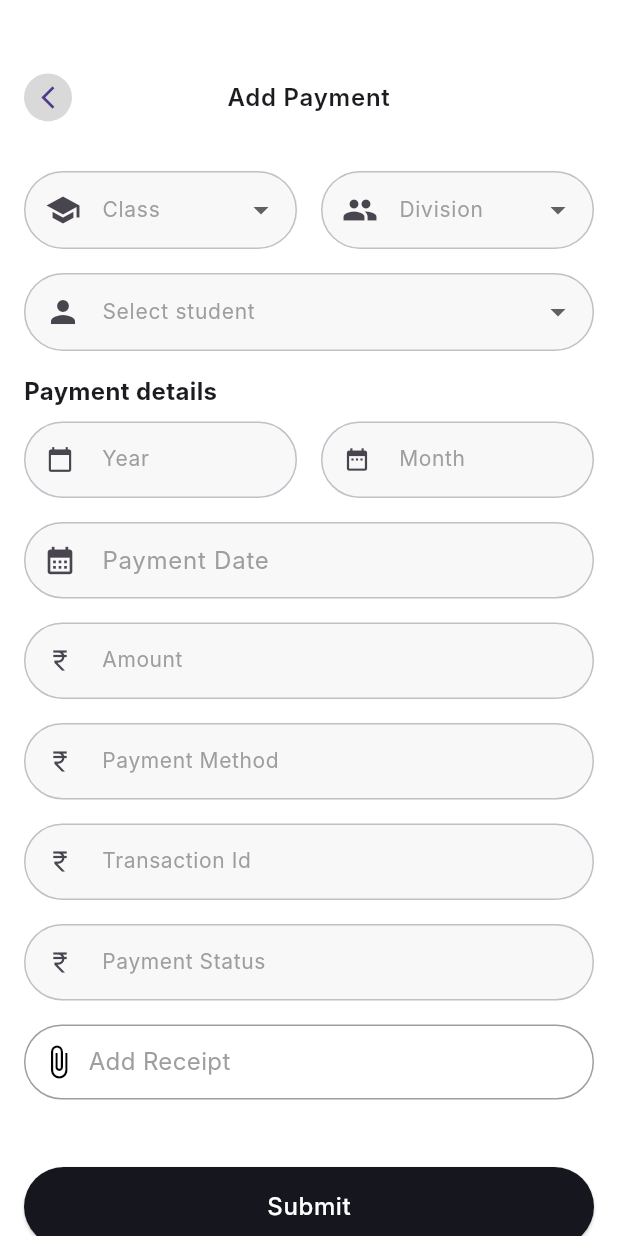
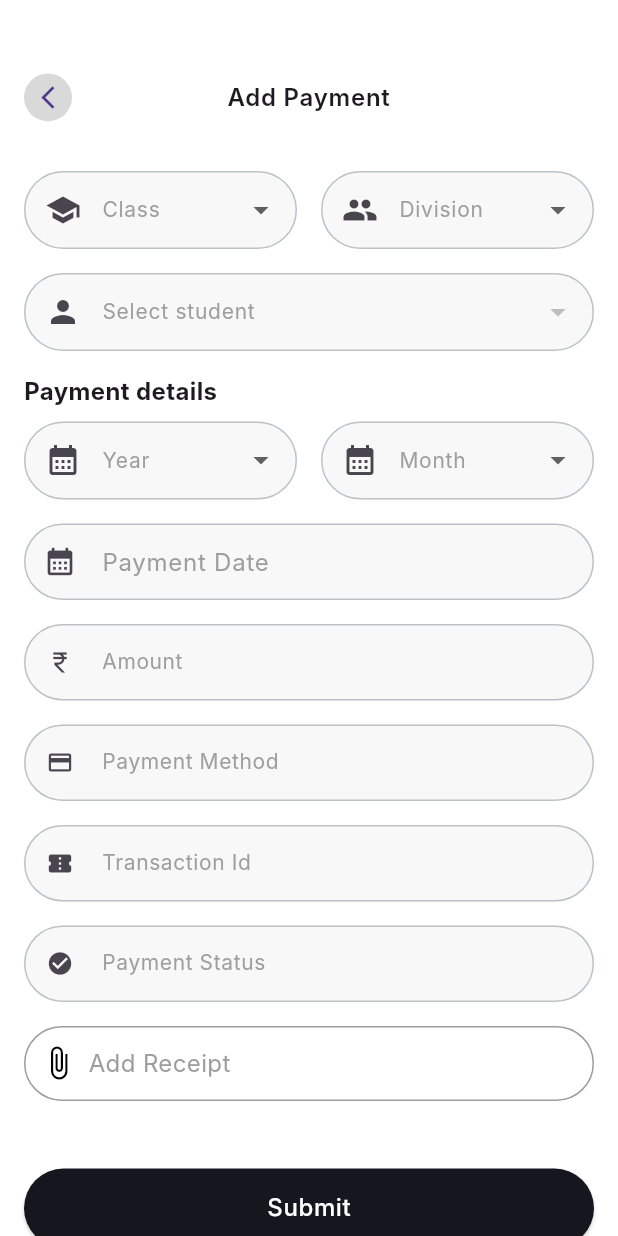
Before and after one commit to altezzai/acadobs, a Flutter app: the PaymentsHomeScreen screen opened directly, after a tap on "Add Payment", on a phone screen of 412 x 824 dp. Run offline on Flutter 3.47's test engine with Material 3 defaults, Android fonts, the phone set to English and light mode, and no system bars; our stand-ins replace dio, file_picker, flutter_rating_bar, go_router, pie_chart; network calls fail; Roboto replaces fonts that are missing (Inter).

Commit message:
payment api continuation

```diff
--- a/lib/base/providers/providers.dart
+++ b/lib/base/providers/providers.dart
@@ -1,4 +1,5 @@
 import 'package:provider/provider.dart';
+import 'package:school_app/base/controller/student_id_controller.dart';
 import 'package:school_app/core/controller/loading_provider.dart';
 import 'package:school_app/core/navbar/controller/bottom_nav_controller.dart';
 import 'package:school_app/features/admin/notices/controller/notice_controller.dart';
@@ -18,5 +19,6 @@ getProviders() {
     ChangeNotifierProvider(create: (_) => NoticeController()),
     ChangeNotifierProvider(create: (_) => LoadingProvider()),
     ChangeNotifierProvider(create: (_) => PaymentController()),
+    ChangeNotifierProvider(create: (_) => StudentIdController()),
   ];
 }
--- a/lib/base/routes/app_route_config.dart
+++ b/lib/base/routes/app_route_config.dart
@@ -6,8 +6,8 @@ import 'package:school_app/features/admin/payments/screens/add_donation.dart';
 import 'package:school_app/features/admin/notices/screens/add_event.dart';
 import 'package:school_app/features/admin/notices/screens/add_notice.dart';
 import 'package:school_app/features/admin/payments/screens/add_payment.dart';
-import 'package:school_app/core/authentication/login.dart';
-import 'package:school_app/core/authentication/splashscreen.dart';
+import 'package:school_app/core/authentication/screens/login.dart';
+import 'package:school_app/core/authentication/screens/splashscreen.dart';
 import 'package:school_app/features/admin/student/screens/addhomwork.dart';
 import 'package:school_app/features/admin/student/screens/newstudent.dart';
 import 'package:school_app/features/admin/student/screens/studentdetails.dart';
--- a/lib/base/services/api_services.dart
+++ b/lib/base/services/api_services.dart
@@ -26,7 +26,8 @@ class ApiServices {
   }
 
   // POST request with dynamic data type (JSON or FormData)
-  static Future<Response> post(String endpoint, dynamic data, {bool isFormData = false}) async {
+  static Future<Response> post(String endpoint, dynamic data,
+      {bool isFormData = false}) async {
     try {
       dynamic requestData = isFormData && data is Map<String, dynamic>
           ? FormData.fromMap(data)
@@ -40,7 +41,8 @@ class ApiServices {
   }
 
   // PUT request with dynamic data type (JSON or FormData)
-  static Future<Response> put(String endpoint, dynamic data, {bool isFormData = false}) async {
+  static Future<Response> put(String endpoint, dynamic data,
+      {bool isFormData = false}) async {
     try {
       dynamic requestData = isFormData && data is Map<String, dynamic>
           ? FormData.fromMap(data)
--- a/lib/core/authentication/login.dart
+++ /dev/null
@@ -1,115 +0,0 @@
-import 'package:flutter/material.dart';
-import 'package:go_router/go_router.dart';
-import 'package:school_app/core/shared_widgets/custom_button.dart';
-import 'package:school_app/core/shared_widgets/custom_textfield.dart';
-import 'package:school_app/core/navbar/screen/bottom_nav.dart';
-import 'package:school_app/base/routes/app_route_const.dart';
-// import 'package:school_app/teacher/home/homescreen.dart';
-
-class LoginPage extends StatefulWidget {
-  @override
-  _LoginPageState createState() => _LoginPageState();
-}
-
-class _LoginPageState extends State<LoginPage> {
-  String _username = '';
-  String _password = '';
-
-  // Function to handle login action
-  void _login(BuildContext context) {
-    if (_username == 'ajay' && _password == '1234') {
-      context.pushReplacementNamed(AppRouteConst.bottomNavRouteName,
-          extra: UserType.admin);
-    } else if (_username == 'soorya' && _password == '1234') {
-      context.pushReplacementNamed(AppRouteConst.bottomNavRouteName,
-          extra: UserType.teacher);
-    } else if (_username == 'manu' && _password == '1234') {
-      // Navigate to ParentHomeScreen for parent login
-      context.pushReplacementNamed(
-        AppRouteConst.ParentHomeRouteName,
-      );
-    } else {
-      ScaffoldMessenger.of(context).showSnackBar(
-        SnackBar(content: Text('Invalid username or password')),
-      );
-    }
-  }
-
-  @override
-  Widget build(BuildContext context) {
-    return GestureDetector(
-      onTap: () => FocusScope.of(context).unfocus(),
-      child: Scaffold(
-        backgroundColor: Colors.white,
-        body: SingleChildScrollView(
-          child: Center(
-            child: Padding(
-              padding: const EdgeInsets.symmetric(horizontal: 20),
-              child: Column(
-                crossAxisAlignment: CrossAxisAlignment.start,
-                children: [
-                  SizedBox(height: 270),
-                  Text('Login',
-                      style: Theme.of(context).textTheme.headlineLarge),
-                  Text(
-                    'to your account',
-                    style: Theme.of(context).textTheme.bodySmall,
-                  ),
-                  const SizedBox(height: 30),
-                  CustomTextfield(
-                    hintText: "Username",
-                    iconData: Icon(Icons.person_outline),
-                    onChanged: (value) {
-                      setState(() {
-                        _username = value; // Capture username input
-                      });
-                    },
-                    onTap: null, // No tap event required for username input
-                  ),
-                  const SizedBox(height: 20),
-                  CustomTextfield(
-                    hintText: "Password",
-                    iconData: Icon(Icons.lock_outline),
-                    isPasswordField: true,
-                    onChanged: (value) {
-                      setState(() {
-                        _password = value; // Capture password input
-                      });
-                    },
-                    onTap: null, // No tap event required for password input
-                  ),
-                  SizedBox(height: 20),
-                  CustomButton(
-                    onPressed: () => _login(context),
-                    text: "Login",
-                  ),
-                  SizedBox(height: 20),
-                  Row(
-                    mainAxisAlignment: MainAxisAlignment.center,
-                    children: [
-                      RichText(
-                        text: TextSpan(
-                          text: "Login credentials are provied by  ",
-                          style: TextStyle(color: Colors.grey[600]),
-                          children: [
-                            TextSpan(
-                              text: 'Administration',
-                              style: TextStyle(
-                                color: Colors.black,
-                                fontWeight: FontWeight.bold,
-                              ),
-                            ),
-                          ],
-                        ),
-                      ),
-                    ],
-                  ),
-                ],
-              ),
-            ),
-          ),
-        ),
-      ),
-    );
-  }
-}
--- a/lib/core/shared_widgets/custom_dropdown.dart
+++ b/lib/core/shared_widgets/custom_dropdown.dart
@@ -7,6 +7,7 @@ class CustomDropdown extends StatelessWidget {
   final String label;
   final IconData icon;
   final List<String> items;
+  final ValueChanged<String?>? onChanged;
 
   const CustomDropdown({
     Key? key,
@@ -14,6 +15,7 @@ class CustomDropdown extends StatelessWidget {
     required this.label,
     required this.icon,
     required this.items,
+    this.onChanged, // Add onChanged callback parameter
   }) : super(key: key);
 
   @override
@@ -32,11 +34,10 @@ class CustomDropdown extends StatelessWidget {
               child: Icon(icon),
             ),
           ),
-          icon: const Icon(Icons.arrow_drop_down), // Dropdown icon
+          icon: const Icon(Icons.arrow_drop_down),
           value: dropdownProvider.getSelectedItem(dropdownKey).isNotEmpty
               ? dropdownProvider.getSelectedItem(dropdownKey)
               : null,
-          // hint: Text(label), // Hint text
           items: items.map((String value) {
             return DropdownMenuItem<String>(
               value: value,
@@ -46,12 +47,13 @@ class CustomDropdown extends StatelessWidget {
           onChanged: (String? newValue) {
             if (newValue != null) {
               dropdownProvider.setSelectedItem(dropdownKey, newValue);
+              onChanged?.call(newValue); // Invoke the callback if provided
             }
           },
-          dropdownColor: Colors.white, // Dropdown background color
-          style: const TextStyle(color: Colors.black), // Style dropdown text
-          menuMaxHeight: 200, // Sets a max height for the dropdown menu
-          borderRadius: BorderRadius.circular(24), // Dropdown menu shape
+          dropdownColor: Colors.white,
+          style: const TextStyle(color: Colors.black),
+          menuMaxHeight: 200,
+          borderRadius: BorderRadius.circular(24),
         );
       },
     );
--- a/lib/features/admin/payments/controller/payment_controller.dart
+++ b/lib/features/admin/payments/controller/payment_controller.dart
@@ -56,6 +56,7 @@ class PaymentController extends ChangeNotifier {
 
   Future<void> addPayment(
     BuildContext context, {
+    required String userId,
     required String amount_paid,
     required String payment_date,
     required String month,
@@ -69,6 +70,7 @@ class PaymentController extends ChangeNotifier {
     loadingProvider.setLoading(true); //start loader
     try {
       final response = await PaymentServices().addPayment(
+        userId: userId,
         amount_paid: amount_paid,
         payment_date: payment_date,
         month: month,
--- a/lib/features/admin/payments/screens/add_payment.dart
+++ b/lib/features/admin/payments/screens/add_payment.dart
@@ -1,12 +1,15 @@
+import 'dart:developer';
+
 import 'package:file_picker/file_picker.dart';
 import 'package:flutter/material.dart';
 import 'package:go_router/go_router.dart';
 import 'package:provider/provider.dart';
+import 'package:school_app/base/controller/student_id_controller.dart';
 import 'package:school_app/base/routes/app_route_const.dart';
+import 'package:school_app/core/controller/dropdown_provider.dart';
 import 'package:school_app/core/navbar/screen/bottom_nav.dart';
 import 'package:school_app/core/shared_widgets/custom_appbar.dart';
 import 'package:school_app/core/shared_widgets/custom_button.dart';
-// ignore: unused_import
 import 'package:school_app/core/shared_widgets/custom_datepicker.dart';
 import 'package:school_app/core/shared_widgets/custom_textfield.dart';
 import 'package:school_app/core/shared_widgets/custom_dropdown.dart';
@@ -20,25 +23,32 @@ class AddPaymentPage extends StatefulWidget {
 }
 
 class _AddPaymentPageState extends State<AddPaymentPage> {
-  // final _formKey = GlobalKey<FormState>();
-  String? selectedClass;
-  String? selectedDivision;
-  String? selectedStudent;
   String? selectedFile;
-  // ignore: unused_field
   final TextEditingController _dateController = TextEditingController();
-  final TextEditingController _yearController = TextEditingController();
-  final TextEditingController _monthController = TextEditingController();
   final TextEditingController _amountController = TextEditingController();
   final TextEditingController _methodController = TextEditingController();
   final TextEditingController _transactionController = TextEditingController();
   final TextEditingController _statusController = TextEditingController();
 
+  @override
+  void initState() {
+    super.initState();
+    // Ensure `StudentIdController` fetches data on dropdown change
+    final dropdownProvider = context.read<DropdownProvider>();
+    dropdownProvider.addListener(() {
+      final selectedClass = dropdownProvider.getSelectedItem('class');
+      final selectedDivision = dropdownProvider.getSelectedItem('division');
+
+      if (selectedClass != null && selectedDivision != null) {
+        context.read<StudentIdController>().getStudentsFromClassAndDivision(
+            className: selectedClass, section: selectedDivision);
+      }
+    });
+  }
+
   Future<void> pickFile() async {
-    FilePickerResult? result = await FilePicker.platform.pickFiles(
-      type: FileType.any,
-    );
-
+    FilePickerResult? result =
+        await FilePicker.platform.pickFiles(type: FileType.any);
     if (result != null) {
       setState(() {
         selectedFile = result.files.single.name;
@@ -52,7 +62,8 @@ class _AddPaymentPageState extends State<AddPaymentPage> {
   Widget build(BuildContext context) {
     return Scaffold(
       backgroundColor: Colors.white,
-      body: Padding(
+      body: SingleChildScrollView(
+        child: Padding(
           padding: const EdgeInsets.all(16.0),
           child: Column(
             children: [
@@ -62,7 +73,7 @@ class _AddPaymentPageState extends State<AddPaymentPage> {
                 onTap: () {
                   context.goNamed(
                     AppRouteConst.bottomNavRouteName,
-                  extra: UserType.admin, // Pass the userType to the next screen
+                    extra: UserType.admin,
                   );
                 },
               ),
@@ -72,7 +83,7 @@ class _AddPaymentPageState extends State<AddPaymentPage> {
                     child: CustomDropdown(
                       dropdownKey: 'class',
                       label: 'Class',
-                    items: ['Class 1', 'Class 2', 'Class 3'],
+                      items: ['8', '9', '10'],
                       icon: Icons.school,
                     ),
                   ),
@@ -81,18 +92,30 @@ class _AddPaymentPageState extends State<AddPaymentPage> {
                     child: CustomDropdown(
                       dropdownKey: 'division',
                       label: 'Division',
-                    items: ['Division A', 'Division B', 'Division C'],
+                      items: ['A', 'B', 'C'],
                       icon: Icons.group,
                     ),
                   ),
                 ],
               ),
               const SizedBox(height: 16),
-            CustomDropdown(
-              dropdownKey: 'select student',
+              Consumer<StudentIdController>(
+                builder: (context, studentController, child) {
+                  return CustomDropdown(
+                    dropdownKey: 'selectStudent',
                     label: 'Select student',
-              items: ['Student 1', 'Student 2', 'Student 3'],
+                    items: studentController.students
+                        .map((student) => student['full_name'] as String)
+                        .toList(),
                     icon: Icons.person,
+                    onChanged: (selectedStudent) {
+                      final selected = studentController.students.firstWhere(
+                        (student) => student['full_name'] == selectedStudent,
+                      );
+                      studentController.setSelectedStudentId(selected['id']);
+                    },
+                  );
+                },
               ),
               const SizedBox(height: 16),
               Column(
@@ -100,29 +123,39 @@ class _AddPaymentPageState extends State<AddPaymentPage> {
                 children: [
                   const Text(
                     'Payment details',
-                  style: TextStyle(
-                    fontSize: 16,
-                    fontWeight: FontWeight.bold,
-                  ),
+                    style: TextStyle(fontSize: 16, fontWeight: FontWeight.bold),
                   ),
                   const SizedBox(height: 8),
                   Row(
                     children: [
                       Expanded(
-                      child: CustomTextfield(
-                        hintText: 'Year',
-                        controller: _yearController,
-                        iconData: const Icon(Icons.calendar_today),
-                        keyBoardtype: TextInputType.number,
+                        child: CustomDropdown(
+                          dropdownKey: 'selectedYear',
+                          label: 'Year',
+                          icon: Icons.calendar_month,
+                          items: ['2023', '2024', '2025'],
                         ),
                       ),
                       const SizedBox(width: 16),
                       Expanded(
-                      child: CustomTextfield(
-                        hintText: 'Month',
-                        controller: _monthController,
-                        iconData: const Icon(Icons.date_range),
-                        keyBoardtype: TextInputType.number,
+                        child: CustomDropdown(
+                          dropdownKey: 'selectedMonth',
+                          label: 'Month',
+                          icon: Icons.calendar_month,
+                          items: [
+                            'January',
+                            'February',
+                            'March',
+                            'April',
+                            'May',
+                            'June',
+                            'July',
+                            'August',
+                            'September',
+                            'October',
+                            'November',
+                            'December'
+                          ],
                         ),
                       ),
                     ],
@@ -133,7 +166,8 @@ class _AddPaymentPageState extends State<AddPaymentPage> {
                     onDateSelected: (selectedDate) {
                       print("End Date selected: $selectedDate");
                     },
-                    label: 'Payment Date'),
+                    label: 'Payment Date',
+                  ),
                   const SizedBox(height: 16),
                   CustomTextfield(
                     hintText: 'Amount',
@@ -145,22 +179,22 @@ class _AddPaymentPageState extends State<AddPaymentPage> {
                   CustomTextfield(
                     hintText: 'Payment Method',
                     controller: _methodController,
-                  iconData: const Icon(Icons.currency_rupee),
-                  keyBoardtype: TextInputType.number,
+                    iconData: const Icon(Icons.payment),
+                    keyBoardtype: TextInputType.text,
                   ),
                   const SizedBox(height: 16),
                   CustomTextfield(
                     hintText: 'Transaction Id',
                     controller: _transactionController,
-                  iconData: const Icon(Icons.currency_rupee),
-                  keyBoardtype: TextInputType.number,
+                    iconData: const Icon(Icons.confirmation_number),
+                    keyBoardtype: TextInputType.text,
                   ),
                   const SizedBox(height: 16),
                   CustomTextfield(
                     hintText: 'Payment Status',
                     controller: _statusController,
-                  iconData: const Icon(Icons.currency_rupee),
-                  keyBoardtype: TextInputType.number,
+                    iconData: const Icon(Icons.check_circle),
+                    keyBoardtype: TextInputType.text,
                   ),
                 ],
               ),
@@ -185,7 +219,8 @@ class _AddPaymentPageState extends State<AddPaymentPage> {
                             color: selectedFile != null
                                 ? Colors.black
                                 : Colors.grey,
-                            fontSize: 16),
+                            fontSize: 16,
+                          ),
                         ),
                       ),
                     ],
@@ -197,20 +232,33 @@ class _AddPaymentPageState extends State<AddPaymentPage> {
                 child: CustomButton(
                   text: 'Submit',
                   onPressed: () {
-                  context.read<PaymentController>().addPayment(context,
+                    final selectedYear = context
+                        .read<DropdownProvider>()
+                        .getSelectedItem('selectedYear');
+                    final selectedMonth = context
+                        .read<DropdownProvider>()
+                        .getSelectedItem('selectedMonth');
+                    final studentId =
+                        context.read<StudentIdController>().selectedStudentId;
+                    log(">>>>>>>>>>>>${studentId}");
+                    context.read<PaymentController>().addPayment(
+                          context,
+                          userId: "1",
                           amount_paid: _amountController.text,
                           payment_date: _dateController.text,
-                      month: _monthController.text,
-                      year: _yearController.text,
+                          month: selectedMonth,
+                          year: selectedYear,
                           payment_method: _methodController.text,
                           transaction_id: _transactionController.text,
-                      payment_status: _statusController.text);
+                          payment_status: _statusController.text,
+                        );
                   },
                 ),
               ),
             ],
           ),
         ),
+      ),
     );
   }
 }
--- a/lib/features/admin/payments/services/payment_services.dart
+++ b/lib/features/admin/payments/services/payment_services.dart
@@ -13,6 +13,7 @@ class PaymentServices {
   }
 
   Future<Response> addPayment({
+    required String userId,
     required String amount_paid,
     required String payment_date,
     required String month,
@@ -23,7 +24,7 @@ class PaymentServices {
   }) async {
     // Create the form data to pass to the API
     final formData = {
-      'user_id': '1',
+      'user_id': userId,
       'amount_paid': amount_paid,
       'payment_date': payment_date,
       'month': month,
```
Also changed, not shown: lib/base/controller/student_id_controller.dart (added, +36 -0 lines), lib/base/services/student_id_services.dart (added, +13 -0 lines), lib/core/authentication/screens/login.dart (+19 -14 lines), lib/features/admin/payments/screens/payments_home.dart (+5 -2 lines), lib/core/authentication/screens/splashscreen.dart (renamed from lib/core/authentication/splashscreen.dart). Lines whose indentation alone changed are shown as unchanged.
